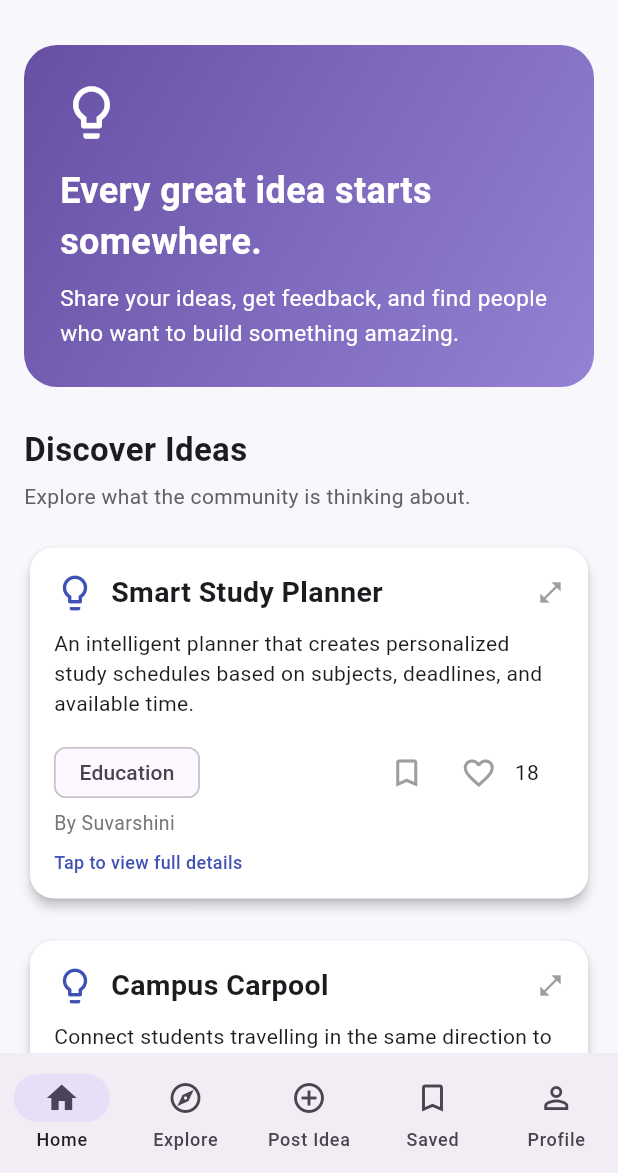
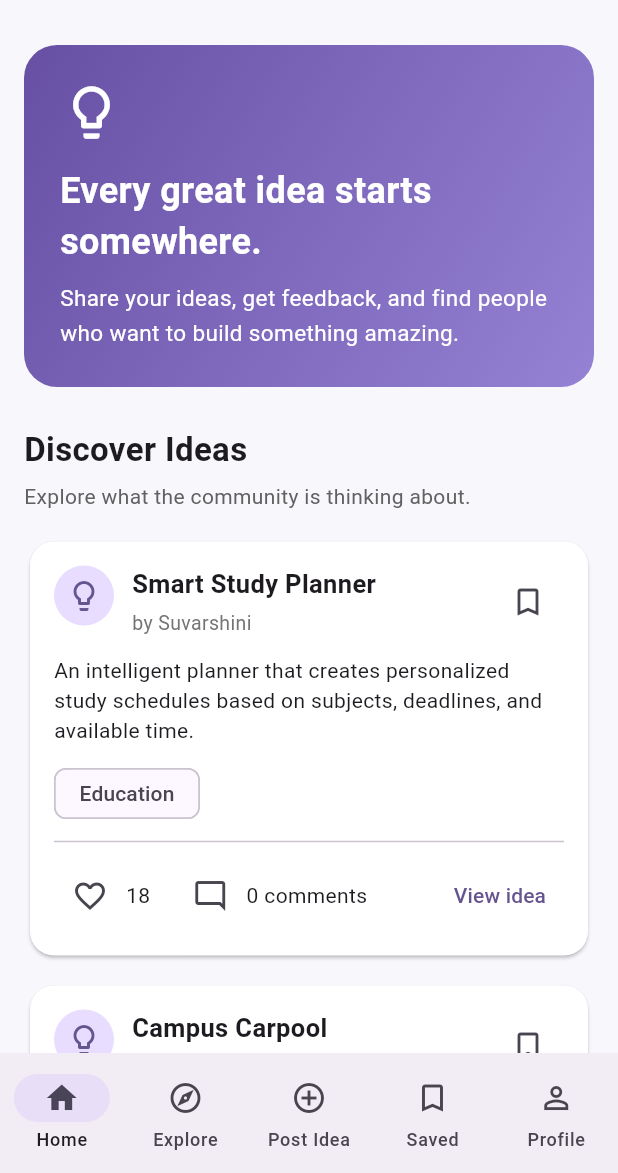
Before and after one commit to suvarshinigandham/ideabank, a Flutter app: the screen it shows after launch, on a phone screen of 412 x 824 dp, the part 63-1236 px from its top. Run offline on Flutter 3.47's test engine with Material 3 defaults, Android fonts, the phone set to English and light mode, and no system bars.

Commit message:
Add comments and feedback to ideas

```diff
--- a/lib/idea_card.dart
+++ b/lib/idea_card.dart
@@ -12,87 +12,130 @@ class IdeaCard extends StatefulWidget {
 }
 
 class _IdeaCardState extends State<IdeaCard> {
-  late int currentLikes;
-  late bool isLiked;
-  late bool isSaved;
+  final TextEditingController commentController = TextEditingController();
 
   @override
-  void initState() {
-    super.initState();
-    currentLikes = widget.idea.likes;
-    isLiked = widget.idea.liked;
-    isSaved = widget.idea.saved;
+  void dispose() {
+    commentController.dispose();
+    super.dispose();
   }
 
   void toggleLike() {
     setState(() {
-      if (isLiked) {
-        currentLikes = (currentLikes - 1).clamp(0, 999999);
-        isLiked = false;
+      if (widget.idea.liked) {
+        widget.idea.likes = (widget.idea.likes - 1).clamp(0, 999999);
+        widget.idea.liked = false;
       } else {
-        currentLikes++;
-        isLiked = true;
+        widget.idea.likes++;
+        widget.idea.liked = true;
       }
-
-      widget.idea.likes = currentLikes;
-      widget.idea.liked = isLiked;
     });
   }
 
   void toggleSave() {
     setState(() {
-      isSaved = !isSaved;
-      widget.idea.saved = isSaved;
+      widget.idea.saved = !widget.idea.saved;
     });
 
     ScaffoldMessenger.of(context).showSnackBar(
       SnackBar(
         content: Text(
-          isSaved ? 'Idea saved!' : 'Idea removed from saved items',
+          widget.idea.saved
+              ? 'Idea added to Saved!'
+              : 'Idea removed from Saved.',
         ),
         duration: const Duration(seconds: 1),
       ),
     );
   }
 
-  void showDetails() {
-    final idea = widget.idea;
+  void addComment() {
+    final text = commentController.text.trim();
 
+    if (text.isEmpty) return;
+
+    setState(() {
+      widget.idea.comments.add(text);
+      commentController.clear();
+    });
+
+    FocusScope.of(context).unfocus();
+  }
+
+  void showIdeaDetails() {
     showDialog<void>(
       context: context,
-      builder: (dialogContext) => AlertDialog(
-        title: Text(idea.title),
+      builder: (dialogContext) {
+        return StatefulBuilder(
+          builder: (context, setDialogState) {
+            return AlertDialog(
+              title: Text(widget.idea.title),
               content: SingleChildScrollView(
                 child: Column(
+                  crossAxisAlignment: CrossAxisAlignment.start,
                   mainAxisSize: MainAxisSize.min,
-            crossAxisAlignment: CrossAxisAlignment.start,
                   children: [
-              Text(idea.description),
-              const SizedBox(height: 16),
                     Chip(
-                avatar: const Icon(Icons.category, size: 18),
-                label: Text(idea.category),
+                      avatar: const Icon(Icons.category_outlined, size: 18),
+                      label: Text(widget.idea.category),
                     ),
                     const SizedBox(height: 8),
-              Text('Created by ${idea.author}'),
-              const SizedBox(height: 8),
-              Row(
-                children: [
-                  const Icon(Icons.favorite, color: Colors.red),
-                  const SizedBox(width: 8),
-                  Text('$currentLikes likes'),
-                ],
+                    Text(widget.idea.description),
+                    const SizedBox(height: 12),
+                    Text(
+                      'Posted by ${widget.idea.author}',
+                      style: TextStyle(color: Colors.grey.shade600),
+                    ),
+                    const Divider(height: 28),
+                    Text(
+                      'Feedback (${widget.idea.comments.length})',
+                      style: const TextStyle(
+                        fontSize: 18,
+                        fontWeight: FontWeight.bold,
+                      ),
                     ),
                     const SizedBox(height: 8),
-              Row(
-                children: [
-                  Icon(
-                    isSaved ? Icons.bookmark : Icons.bookmark_border,
-                    color: Colors.indigo,
+                    if (widget.idea.comments.isEmpty)
+                      const Text('No comments yet. Be the first to comment.')
+                    else
+                      ...widget.idea.comments.map(
+                        (comment) => Card(
+                          child: ListTile(
+                            leading: const CircleAvatar(
+                              child: Icon(Icons.person_outline),
                             ),
-                  const SizedBox(width: 8),
-                  Text(isSaved ? 'Saved' : 'Not saved'),
-                ],
+                            title: Text(comment),
+                          ),
+                        ),
+                      ),
+                    const SizedBox(height: 12),
+                    TextField(
+                      controller: commentController,
+                      maxLength: 200,
+                      maxLines: 2,
+                      decoration: const InputDecoration(
+                        hintText: 'Write your feedback...',
+                        border: OutlineInputBorder(),
+                      ),
+                    ),
+                    SizedBox(
+                      width: double.infinity,
+                      child: ElevatedButton.icon(
+                        onPressed: () {
+                          final text = commentController.text.trim();
+
+                          if (text.isEmpty) return;
+
+                          setState(() {
+                            widget.idea.comments.add(text);
+                            commentController.clear();
+                          });
+
+                          setDialogState(() {});
+                        },
+                        icon: const Icon(Icons.send),
+                        label: const Text('Add Comment'),
+                      ),
                     ),
                   ],
                 ),
@@ -103,96 +146,109 @@ class _IdeaCardState extends State<IdeaCard> {
                   child: const Text('Close'),
                 ),
               ],
-      ),
+            );
+          },
+        );
+      },
     );
   }
 
   @override
   Widget build(BuildContext context) {
-    final idea = widget.idea;
-
     return Card(
-      margin: const EdgeInsets.symmetric(horizontal: 4, vertical: 8),
-      elevation: 3,
-      shape: RoundedRectangleBorder(borderRadius: BorderRadius.circular(16)),
+      clipBehavior: Clip.antiAlias,
       child: Padding(
         padding: const EdgeInsets.all(16),
         child: Column(
           crossAxisAlignment: CrossAxisAlignment.start,
           children: [
-            InkWell(
-              onTap: showDetails,
-              child: Row(
+            Row(
+              crossAxisAlignment: CrossAxisAlignment.start,
               children: [
-                  const Icon(
+                CircleAvatar(
+                  backgroundColor: Theme.of(context)
+                      .colorScheme
+                      .primaryContainer,
+                  child: Icon(
                     Icons.lightbulb_outline,
-                    color: Colors.indigo,
-                    size: 28,
+                    color: Theme.of(context).colorScheme.primary,
                   ),
-                  const SizedBox(width: 10),
+                ),
+                const SizedBox(width: 12),
                 Expanded(
-                    child: Text(
-                      idea.title,
+                  child: Column(
+                    crossAxisAlignment: CrossAxisAlignment.start,
+                    children: [
+                      Text(
+                        widget.idea.title,
                         style: const TextStyle(
-                        fontSize: 19,
+                          fontSize: 17,
                           fontWeight: FontWeight.bold,
                         ),
                       ),
+                      const SizedBox(height: 5),
+                      Text(
+                        'by ${widget.idea.author}',
+                        style: TextStyle(
+                          fontSize: 13,
+                          color: Colors.grey.shade600,
                         ),
-                  const Icon(Icons.open_in_full, size: 18, color: Colors.grey),
+                      ),
                     ],
                   ),
                 ),
-            const SizedBox(height: 10),
+                IconButton(
+                  tooltip: widget.idea.saved ? 'Unsave idea' : 'Save idea',
+                  onPressed: toggleSave,
+                  icon: Icon(
+                    widget.idea.saved ? Icons.bookmark : Icons.bookmark_border,
+                    color: widget.idea.saved
+                        ? Theme.of(context).colorScheme.primary
+                        : null,
+                  ),
+                ),
+              ],
+            ),
+            const SizedBox(height: 12),
             Text(
-              idea.description,
+              widget.idea.description,
               maxLines: 3,
               overflow: TextOverflow.ellipsis,
+              style: const TextStyle(height: 1.4),
             ),
             const SizedBox(height: 12),
-            Row(
-              children: [
-                Flexible(
+            Align(
+              alignment: Alignment.centerLeft,
               child: Chip(
-                    label: Text(idea.category),
+                label: Text(widget.idea.category),
                 visualDensity: VisualDensity.compact,
               ),
             ),
-                const Spacer(),
+            const Divider(height: 24),
+            Row(
+              children: [
                 IconButton(
-                  tooltip: isSaved ? 'Unsave idea' : 'Save idea',
-                  onPressed: toggleSave,
+                  onPressed: toggleLike,
+                  tooltip: widget.idea.liked ? 'Unlike' : 'Like',
                   icon: Icon(
-                    isSaved ? Icons.bookmark : Icons.bookmark_border,
-                    color: isSaved ? Colors.indigo : Colors.grey,
+                    widget.idea.liked ? Icons.favorite : Icons.favorite_border,
+                    color: widget.idea.liked ? Colors.red : null,
                   ),
                 ),
+                Text('${widget.idea.likes}'),
+                const SizedBox(width: 16),
                 IconButton(
-                  tooltip: isLiked ? 'Unlike idea' : 'Like idea',
-                  onPressed: toggleLike,
-                  icon: Icon(
-                    isLiked ? Icons.favorite : Icons.favorite_border,
-                    color: isLiked ? Colors.red : Colors.grey,
+                  onPressed: showIdeaDetails,
+                  tooltip: 'View comments and details',
+                  icon: const Icon(Icons.mode_comment_outlined),
                 ),
+                Text('${widget.idea.comments.length} comments'),
+                const Spacer(),
+                TextButton(
+                  onPressed: showIdeaDetails,
+                  child: const Text('View idea'),
                 ),
-                Text('$currentLikes'),
               ],
-            ),
-            Text(
-              'By ${idea.author}',
-              style: TextStyle(fontSize: 13, color: Colors.grey.shade600),
-            ),
-            const SizedBox(height: 8),
-            InkWell(
-              onTap: showDetails,
-              child: const Text(
-                'Tap to view full details',
-                style: TextStyle(
-                  color: Colors.indigo,
-                  fontSize: 12,
-                  fontWeight: FontWeight.w500,
-                ),
-              ),
             ),
           ],
         ),
```
Also changed, not shown: 1 other file. Lines whose indentation alone changed are shown as unchanged.
